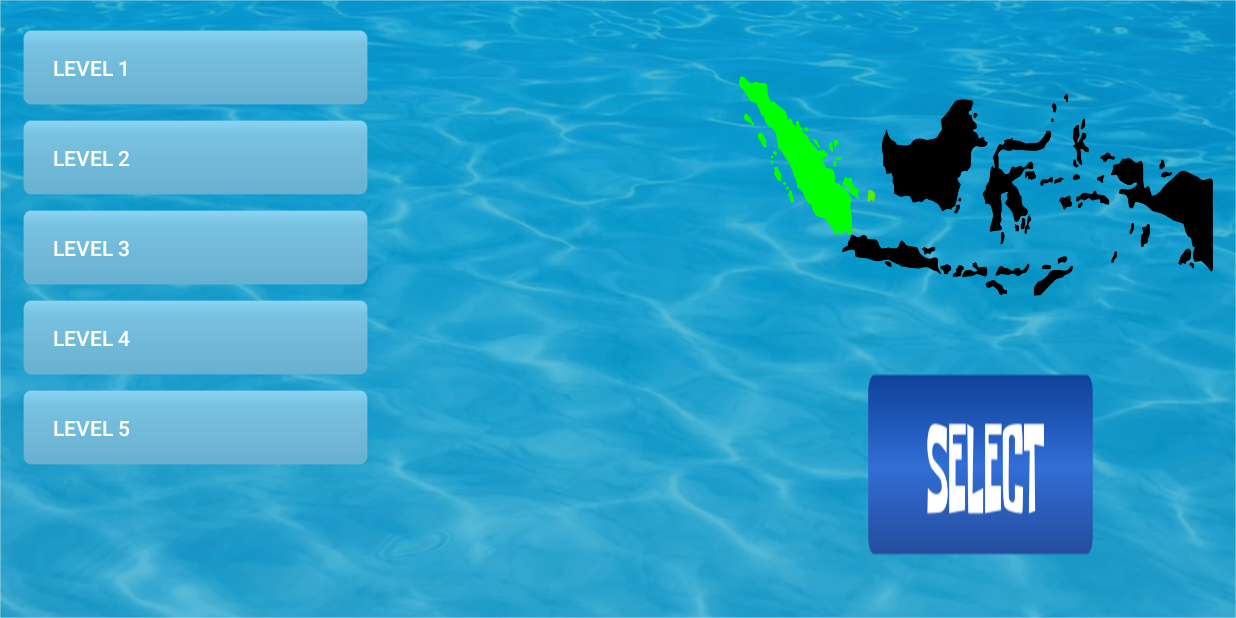
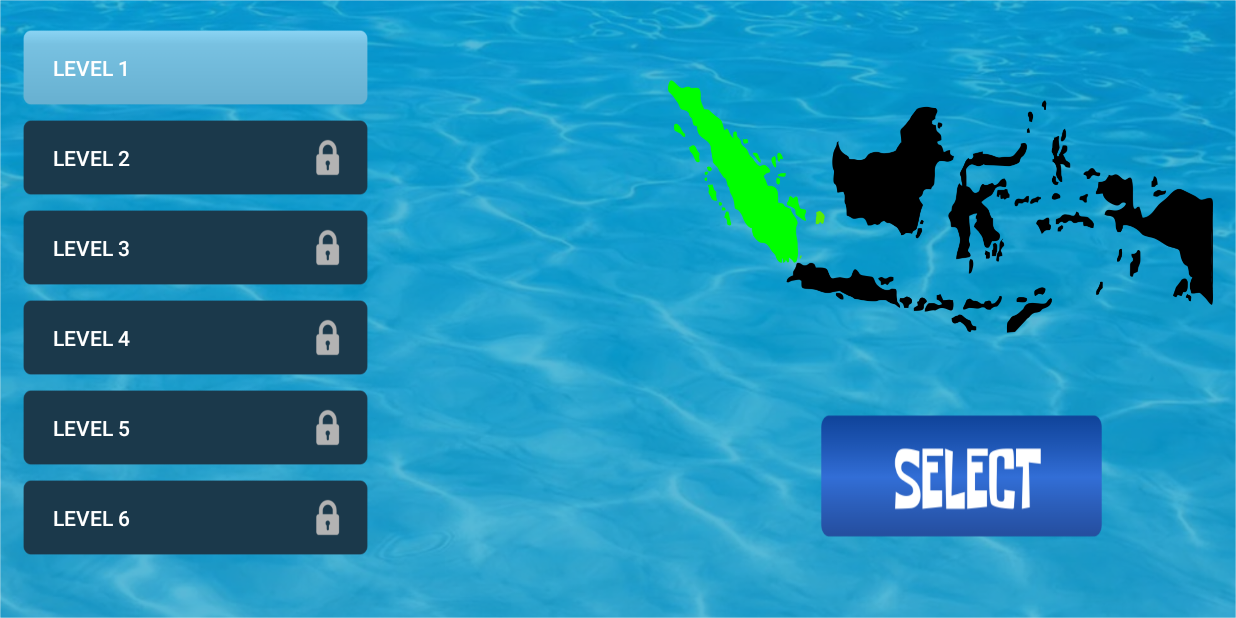
Before and after one commit to ajitaro/Ikantara2, an Android app: the LevelActivity screen opened directly, with no data from a screen before it, on a phone screen of 824 x 412 dp (held sideways). Run offline under Robolectric (Android 15) with nearby library versions, the phone set to English and light mode, and no system bars.

Commit message:
add pages

```diff
--- a/app/src/main/java/ajitaro/xyz/ikantara2/LevelActivity.java
+++ b/app/src/main/java/ajitaro/xyz/ikantara2/LevelActivity.java
@@ -23,6 +23,8 @@ public class LevelActivity extends Activity {
         });
     }
     public void openSelectFish(){
-        return;
+        Intent intent = new Intent (this, ChooseFish.class);
+        startActivity(intent);
+        finish();
     }
 }
--- a/app/src/main/res/layout/activity_level.xml
+++ b/app/src/main/res/layout/activity_level.xml
@@ -9,8 +9,8 @@
 
     <ImageView
         android:id="@+id/indonesiaMap"
-        android:layout_width="316dp"
-        android:layout_height="148dp"
+        android:layout_width="363dp"
+        android:layout_height="175dp"
         android:layout_alignParentTop="true"
         android:layout_alignParentEnd="true"
         android:layout_marginTop="50dp"
@@ -38,7 +38,7 @@
         android:layout_below="@id/lvl1Btn"
         android:layout_marginStart="15dp"
         android:layout_marginTop="10dp"
-        android:background="@drawable/lvl_btn"
+        android:background="@drawable/lockedlvl_btn"
         android:text="Level 2"
         android:textAlignment="textStart"
         android:paddingStart="20dp"
@@ -51,7 +51,7 @@
         android:layout_below="@id/lvl2Btn"
         android:layout_marginStart="15dp"
         android:layout_marginTop="10dp"
-        android:background="@drawable/lvl_btn"
+        android:background="@drawable/lockedlvl_btn"
         android:text="Level 3"
         android:textAlignment="textStart"
         android:paddingStart="20dp"
@@ -64,7 +64,7 @@
         android:layout_below="@id/lvl3Btn"
         android:layout_marginStart="15dp"
         android:layout_marginTop="10dp"
-        android:background="@drawable/lvl_btn"
+        android:background="@drawable/lockedlvl_btn"
         android:text="Level 4"
         android:textAlignment="textStart"
         android:paddingStart="20dp"
@@ -77,22 +77,35 @@
         android:layout_below="@id/lvl4Btn"
         android:layout_marginStart="15dp"
         android:layout_marginTop="10dp"
-        android:background="@drawable/lvl_btn"
+        android:background="@drawable/lockedlvl_btn"
         android:text="Level 5"
         android:textAlignment="textStart"
         android:paddingStart="20dp"
         android:textColor="@android:color/background_light"/>
 
     <Button
+        android:id="@+id/lvl6Btn"
+        android:layout_width="230dp"
+        android:layout_height="50dp"
+        android:layout_below="@id/lvl5Btn"
+        android:layout_marginStart="15dp"
+        android:layout_marginTop="10dp"
+        android:background="@drawable/lockedlvl_btn"
+        android:text="Level 6"
+        android:textAlignment="textStart"
+        android:paddingStart="20dp"
+        android:textColor="@android:color/background_light"/>
+
+    <Button
         android:id="@+id/selectBtn"
-        android:layout_width="150dp"
-        android:layout_height="50dp"
+        android:layout_width="187dp"
+        android:layout_height="57dp"
         android:layout_below="@+id/indonesiaMap"
         android:layout_alignParentEnd="true"
         android:layout_alignParentBottom="true"
         android:layout_marginTop="51dp"
-        android:layout_marginEnd="95dp"
-        android:layout_marginBottom="42dp"
+        android:layout_marginEnd="89dp"
+        android:layout_marginBottom="54dp"
         android:background="@drawable/select_btn" />
 
 
--- a/app/src/main/res/values/styles.xml
+++ b/app/src/main/res/values/styles.xml
@@ -1,7 +1,7 @@
 <resources>
 
     <!-- Base application theme. -->
-    <style name="AppTheme" parent="Theme.AppCompat.Light.DarkActionBar">
+    <style name="AppTheme" parent="Theme.AppCompat.Light.NoActionBar">
         <!-- Customize your theme here. -->
         <item name="colorPrimary">@color/colorPrimary</item>
         <item name="colorPrimaryDark">@color/colorPrimaryDark</item>
```
Also changed, not shown: app/src/main/AndroidManifest.xml (+12 -2 lines), app/src/main/java/ajitaro/xyz/ikantara2/ChooseFish.java (added, +45 -0 lines), app/src/main/java/ajitaro/xyz/ikantara2/GameActivity.java (added, +13 -0 lines), app/src/main/res/layout/activity_choose_fish.xml (added, +97 -0 lines), app/src/main/res/layout/activity_game.xml (added, +10 -0 lines), app/src/main/res/drawable/back_btn.png (added), app/src/main/res/drawable/game_bg.png (added), app/src/main/res/drawable/ikan1.png (added), app/src/main/res/drawable/ikan2.png (added), app/src/main/res/drawable/ikan3.png (added), app/src/main/res/drawable/ikan4.png (added), app/src/main/res/drawable/ikan5.png (added), app/src/main/res/drawable/ikan6.png (added), app/src/main/res/drawable/ikan7.png (added), 2 more files.
